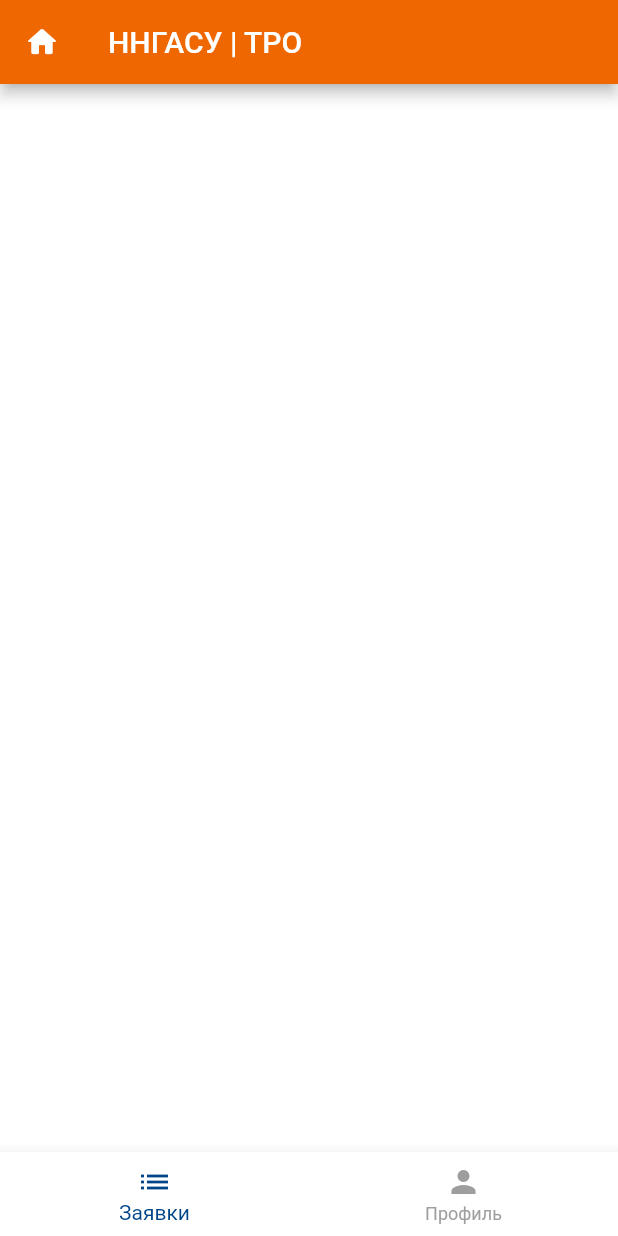
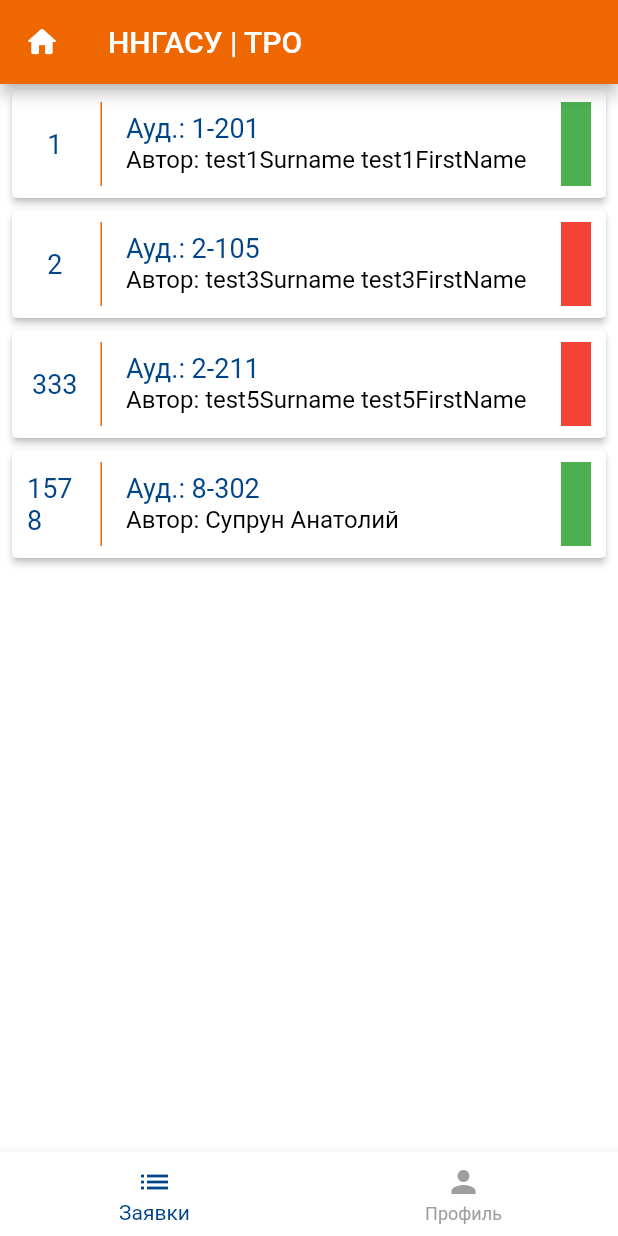
Before and after one commit to Excome/nngasu_fqp_mobile, a Flutter app: the screen it shows after launch, on a phone screen of 412 x 824 dp. Run offline on Flutter 3.47's test engine with Material 2 defaults, Android fonts, the phone set to English and light mode, and no system bars; our stand-ins replace logger.

Commit message:
init requests-list

```diff
--- /dev/null
+++ b/lib/component/request-list.dart
@@ -0,0 +1,66 @@
+import 'package:flutter/material.dart';
+import 'package:nngasu_fqp_mobile/domain/request.dart';
+import 'package:nngasu_fqp_mobile/domain/user.dart';
+import 'package:nngasu_fqp_mobile/main.dart';
+
+class RequestList extends StatefulWidget {
+  const RequestList({Key? key}) : super(key: key);
+
+  @override
+  State<RequestList> createState() => _RequestListState();
+}
+
+class _RequestListState extends State<RequestList> {
+  final requests = <Request>[
+    Request(1, User("test1_user_author", "test1@test.com", "test1FirstName", "test1Surname"),
+        User("test2_user_responsible", "test2@test.com", "test2FirstName", "test2Surname"), [], "1-201", "Test1 description", true),
+    Request(2, User("test3_user_author", "test3@test.com", "test3FirstName", "test3Surname"),
+        User("test4_user_responsible", "test4@test.com", "test4FirstName", "test4Surname"), [], "2-105", "Test2 description", false),
+    Request(333, User("test5_user_author", "test5@test.com", "test5FirstName", "test5Surname"),
+        User("test6_user_responsible", "test6@test.com", "test6FirstName", "test6Surname"), [], "2-211", "Test3 description", false),
+    Request(1578, User("test7_user_author", "test7@test.com", "Анатолий", "Супрун"),
+        User("test8_user_responsible", "test8@test.com", "test8FirstName", "test8Surname"), [], "8-302", "Test4 description", true),
+  ];
+
+  @override
+  Widget build(BuildContext context) {
+    var requestList = Expanded(
+        child: ListView.builder(
+            itemCount: requests.length,
+            itemBuilder: (context, index) {
+              return Card(
+                elevation: 2.0,
+                margin: const EdgeInsets.symmetric(horizontal: 8, vertical: 4),
+                child: Container(
+                  decoration: const BoxDecoration(color: Colors.white30),
+                  child: ListTile(
+                    contentPadding: const EdgeInsets.symmetric(horizontal: 10),
+                    leading: Container(
+                      alignment: Alignment.center,
+                      width: 50,
+                      padding: const EdgeInsets.only(right: 12),
+                      child: Text(requests[index].id.toString(), style: TextStyle(fontSize: 18, color: Application.nngasuBlueColor)),
+                      decoration: BoxDecoration(
+                        border: Border(right: BorderSide(width: 1, color: Application.nngasuOrangeColor)),
+                      ),
+                    ),
+                    title: Text("Ауд.: ${requests[index].audience}", style: TextStyle(fontSize: 18, color: Application.nngasuBlueColor)),
+                    subtitle: Text("Автор: ${requests[index].author.surName} ${requests[index].author.firstName}", style: const TextStyle(fontSize: 16, color: Colors.black)),
+                    trailing: Container(
+                      width: 20,
+                      color: requests[index].status ? Colors.green : Colors.red,
+                    ),
+                  ),
+                ),
+              );
+            })
+    );
+
+
+    return Column(
+      children: <Widget>[
+        requestList
+      ],
+    );
+  }
+}
--- /dev/null
+++ b/lib/domain/equipment.dart
@@ -0,0 +1,3 @@
+class Equipment {
+
+}
--- /dev/null
+++ b/lib/domain/request.dart
@@ -0,0 +1,16 @@
+import 'package:nngasu_fqp_mobile/domain/user.dart';
+
+import 'equipment.dart';
+
+class Request {
+  late int id;
+  User author;
+  User responsible;
+  List<Equipment> equipment;
+  String audience;
+  String description;
+  bool status;
+
+  Request(this.id, this.author, this.responsible, this.equipment, this.audience,
+      this.description, this.status);
+}
--- a/lib/main.dart
+++ b/lib/main.dart
@@ -1,7 +1,9 @@
 import 'package:flutter/material.dart';
 import 'package:logger/logger.dart';
-import 'package:nngasu_fqp_mobile/page/auth.dart';
-import 'package:nngasu_fqp_mobile/page/home.dart';
+import 'package:nngasu_fqp_mobile/screen/authentication.dart';
+import 'package:nngasu_fqp_mobile/screen/home.dart';
+
+import 'domain/user.dart';
 
 void main() =>  runApp(const Application());
 
@@ -12,6 +14,9 @@
   static Logger logger = Logger();
   static Color nngasuBlueColor = const Color.fromRGBO(0, 69, 136, 1);
   static Color nngasuOrangeColor = const Color.fromRGBO(239, 103, 0, 1);
+
+  static String crrUsername = "administrator";
+  static String token = "eyJhbGciOiJIUzUxMiJ9.eyJzdWIiOiJhZG1pbmlzdHJhdG9yIiwiZXhwIjoxNjUzNzcxNjAwfQ.yo1jZj_Y2oNgPBJ3e9um2az1dIoTwGvnUYF46SQvyFA2XD4AKeoBwolhQSTkeUwjP8wiz4NdKj3CwdbRCFveXg";
   // Color.fromRGBO(0, 69, 136, 1) - Синий цвет ННГАСУ
   // Color.fromRGBO(239, 103, 0, 1) - Оранжевый цвет ННГАСУ
   @override
@@ -23,7 +28,7 @@
         textTheme: const TextTheme(titleLarge: TextStyle(color: Colors.black))
       ),
       // home: AuthPage(),
-      home: const HomePage(),
+      home: HomePage(),
     );
   }
 
--- a/lib/page/home.dart
+++ /dev/null
@@ -1,51 +0,0 @@
-import 'package:flutter/cupertino.dart';
-import 'package:flutter/material.dart';
-import 'package:nngasu_fqp_mobile/domain/user.dart';
-import 'package:nngasu_fqp_mobile/main.dart';
-
-class HomePage extends StatefulWidget {
-  const HomePage({Key? key}) : super(key: key);
-
-  @override
-  _HomePageState createState() => _HomePageState();
-}
-class _HomePageState extends State<HomePage> {
-  int sectionIndex = 0;
-
-  @override
-  Widget build(BuildContext context) {
-    // final User user = Provider.
-    // throw UnimplementedError();
-    return Container(
-      child: Scaffold(
-        backgroundColor: Theme.of(context).primaryColor,
-        appBar: AppBar(
-            title: const Text('ННГАСУ | ТРО'),
-            leading: const Icon(Icons.home_rounded),
-        backgroundColor: Application.nngasuOrangeColor),
-        body: Container(
-
-        ),
-        bottomNavigationBar: BottomNavigationBar(
-          items: const <BottomNavigationBarItem>[
-            BottomNavigationBarItem(
-              icon: Icon(Icons.list),
-              label: 'Заявки',
-            ),
-            BottomNavigationBarItem(
-              icon: Icon(Icons.person),
-              label: 'Профиль',
-            )
-          ],
-          currentIndex: sectionIndex,
-          backgroundColor: Colors.white,
-          unselectedItemColor: Colors.grey,
-          selectedItemColor: Application.nngasuBlueColor,
-          onTap: (int index) {
-            setState(() => sectionIndex = index);
-          },
-        ),
-      ),
-    );
-  }
-}
--- a/lib/page/auth.dart
+++ b/lib/screen/authentication.dart
@@ -2,6 +2,7 @@ import 'package:flutter/cupertino.dart';
 import 'package:flutter/material.dart';
 import 'package:nngasu_fqp_mobile/domain/user.dart';
 import 'package:nngasu_fqp_mobile/main.dart';
+import 'package:nngasu_fqp_mobile/screen/home.dart';
 import 'package:nngasu_fqp_mobile/service/authService.dart';
 
 class AuthPage extends StatefulWidget {
@@ -164,9 +165,15 @@ class _AuthPageState extends State<AuthPage> {
     }
 
     void _loginUser() async {
-      var token = await AuthService.login(_usernameController.text, _passwordController.text);
-      if (token == "failure") {
-        _passwordController.clear();
+      var _username = _usernameController.text.trim();
+      var _password = _passwordController.text.trim();
+      var token = await AuthService.login(_username, _password);
+      if (token != 'failure') {
+        Application.token = token;
+        Application.crrUsername = _usernameController.text;
+        setState(() { });
+      } else {
+        // _passwordController.clear();
       }
     }
 
@@ -184,7 +191,7 @@ class _AuthPageState extends State<AuthPage> {
 
     return Scaffold(
         backgroundColor: Theme.of(context).primaryColor,
-        body: SingleChildScrollView(
+        body: Application.token.isNotEmpty ? HomePage() : SingleChildScrollView(
             child: Column(
           children: <Widget>[
             _logo(),
--- /dev/null
+++ b/lib/screen/home.dart
@@ -0,0 +1,48 @@
+import 'package:flutter/cupertino.dart';
+import 'package:flutter/material.dart';
+import 'package:nngasu_fqp_mobile/component/request-list.dart';
+import 'package:nngasu_fqp_mobile/domain/user.dart';
+import 'package:nngasu_fqp_mobile/main.dart';
+
+class HomePage extends StatefulWidget {
+  const HomePage({Key? key}) : super(key: key);
+
+  @override
+  _HomePageState createState() => _HomePageState();
+}
+
+class _HomePageState extends State<HomePage> {
+  int sectionIndex = 0;
+
+  @override
+  Widget build(BuildContext context) {
+    var navigationBar = BottomNavigationBar(
+      items: const <BottomNavigationBarItem>[
+        BottomNavigationBarItem(
+          icon: Icon(Icons.list),
+          label: 'Заявки',
+        ),
+        BottomNavigationBarItem(
+          icon: Icon(Icons.person),
+          label: 'Профиль',
+        )
+      ],
+      currentIndex: sectionIndex,
+      backgroundColor: Colors.white,
+      unselectedItemColor: Colors.grey,
+      selectedItemColor: Application.nngasuBlueColor,
+      onTap: (int index) {
+        setState(() => sectionIndex = index);
+      },
+    );
+    return Scaffold(
+      backgroundColor: Theme.of(context).primaryColor,
+      appBar: AppBar(
+          title: const Text('ННГАСУ | ТРО'),
+          leading: const Icon(Icons.home_rounded),
+          backgroundColor: Application.nngasuOrangeColor),
+      body: const RequestList(),
+      bottomNavigationBar: navigationBar,
+    );
+  }
+}
--- /dev/null
+++ b/lib/screen/requests.dart
@@ -0,0 +1,15 @@
+import 'package:flutter/material.dart';
+
+class RequestsPage extends StatefulWidget {
+  const RequestsPage({Key? key}) : super(key: key);
+
+  @override
+  State<RequestsPage> createState() => _RequestsPageState();
+}
+
+class _RequestsPageState extends State<RequestsPage> {
+  @override
+  Widget build(BuildContext context) {
+    return Container();
+  }
+}
--- a/lib/service/httpClient.dart
+++ b/lib/service/httpClient.dart
@@ -26,7 +26,9 @@ class HttpClient {
   static Future<Map<String, dynamic>> post (String url, Map<String, dynamic> requestBody, {Map<String, String>? headers}) async{
     var uri = Uri.parse('${Application.serverUrl}$url');
     var requestHeaders = {HttpHeaders.contentTypeHeader: 'application/json'};
-    requestHeaders.addAll(headers!);
+    if (headers != null) {
+      requestHeaders.addAll(headers);
+    }
     Application.logger.d(requestBody);
     final response = await http.post(uri, headers: requestHeaders, body: jsonEncode(requestBody));
     var responseBody = jsonDecode(response.body);
```
